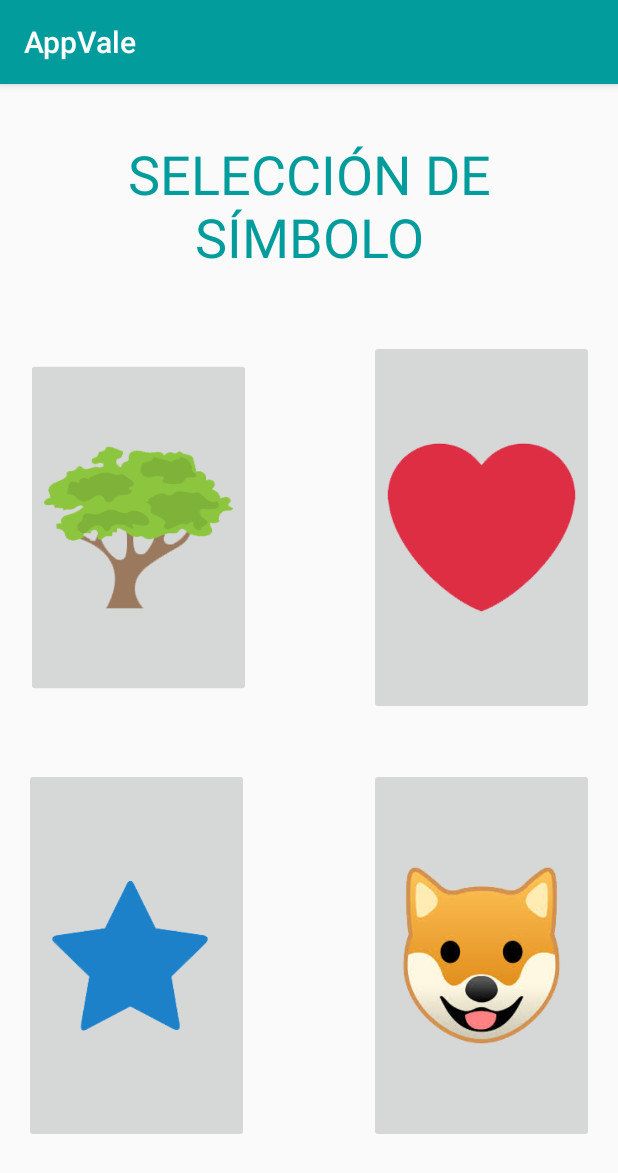
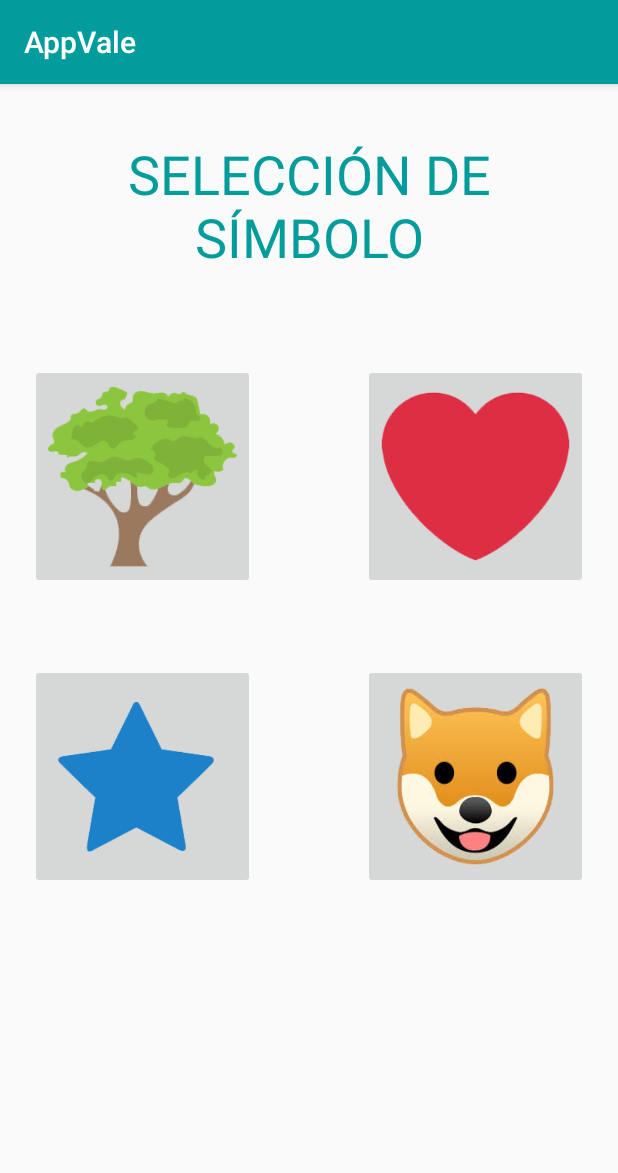
Before and after one commit to MigueCc99/DGP, an Android app: the SeleccionSimboloActivity screen opened directly, with no data from a screen before it, on a phone screen of 412 x 824 dp. Shown: the top 1173 px of the screen. Run offline under Robolectric (Android 15) with nearby library versions, the phone set to English and light mode, and no system bars.

Commit message:
Rework seleccion símbolo

```diff
--- a/AppVale/app/src/main/res/layout/activity_seleccion_simbolo.xml
+++ b/AppVale/app/src/main/res/layout/activity_seleccion_simbolo.xml
@@ -22,24 +22,11 @@
         app:layout_constraintTop_toTopOf="parent" />
 
     <ImageButton
-        android:id="@+id/botonArbol"
-        android:layout_width="150dp"
-        android:layout_height="250dp"
-        android:layout_marginStart="17dp"
-        android:layout_marginTop="34dp"
-        android:contentDescription="@string/descripcionBotonesContra"
-        android:scaleType="fitCenter"
-        android:scaleY="0.9"
-        app:layout_constraintStart_toStartOf="parent"
-        app:layout_constraintTop_toBottomOf="@+id/textoSeleccionSimbolo"
-        app:srcCompat="@drawable/icono_arbol" />
-
-    <ImageButton
         android:id="@+id/botonCorazon"
         android:layout_width="150dp"
-        android:layout_height="250dp"
-        android:layout_marginTop="34dp"
-        android:layout_marginEnd="16dp"
+        android:layout_height="150dp"
+        android:layout_marginTop="50dp"
+        android:layout_marginEnd="20dp"
         android:contentDescription="@string/descripcionBotonesContra"
         android:scaleType="fitCenter"
         app:layout_constraintEnd_toEndOf="parent"
@@ -47,11 +34,23 @@
         app:srcCompat="@drawable/icono_corazon" />
 
     <ImageButton
+        android:id="@+id/botonArbol"
+        android:layout_width="150dp"
+        android:layout_height="150dp"
+        android:layout_marginStart="20dp"
+        android:layout_marginTop="50dp"
+        android:contentDescription="@string/descripcionBotonesContra"
+        android:scaleType="fitCenter"
+        app:layout_constraintStart_toStartOf="parent"
+        app:layout_constraintTop_toBottomOf="@+id/textoSeleccionSimbolo"
+        app:srcCompat="@drawable/icono_arbol" />
+
+    <ImageButton
         android:id="@+id/botonEstrella"
         android:layout_width="150dp"
-        android:layout_height="250dp"
-        android:layout_marginStart="16dp"
-        android:layout_marginTop="35dp"
+        android:layout_height="150dp"
+        android:layout_marginStart="20dp"
+        android:layout_marginTop="50dp"
         android:contentDescription="@string/descripcionBotonesContra"
         android:scaleType="fitCenter"
         app:layout_constraintStart_toStartOf="parent"
@@ -61,9 +60,9 @@
     <ImageButton
         android:id="@+id/botonPerro"
         android:layout_width="150dp"
-        android:layout_height="250dp"
-        android:layout_marginTop="35dp"
-        android:layout_marginEnd="16dp"
+        android:layout_height="150dp"
+        android:layout_marginTop="50dp"
+        android:layout_marginEnd="20dp"
         android:contentDescription="@string/descripcionBotonesContra"
         android:scaleType="fitCenter"
         app:layout_constraintEnd_toEndOf="parent"
```
